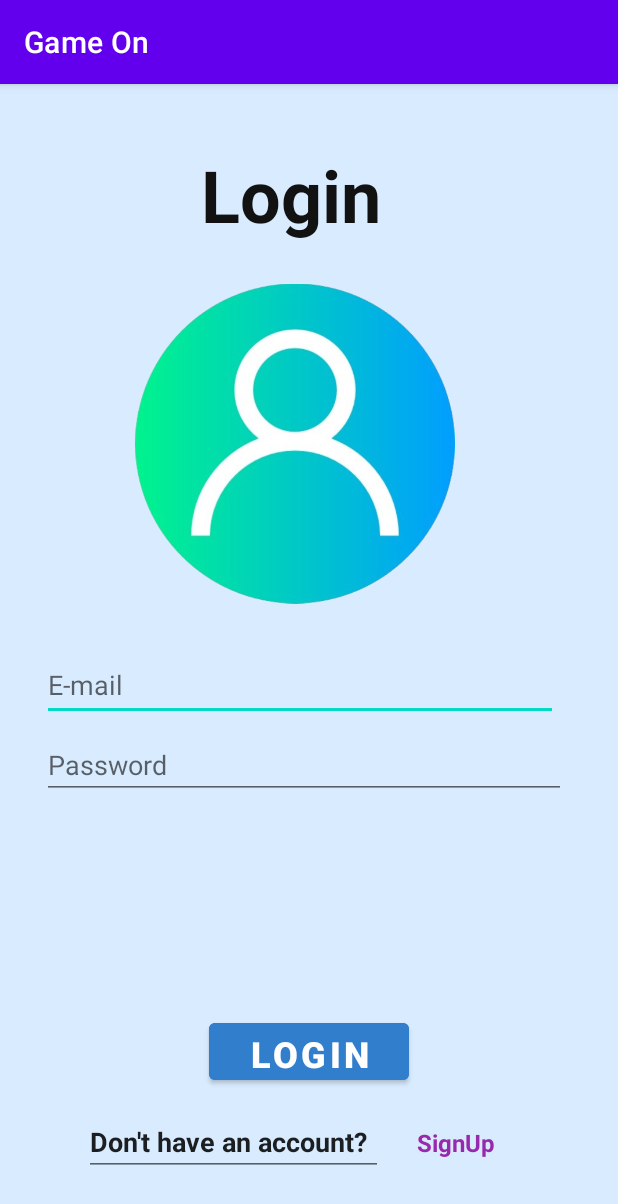
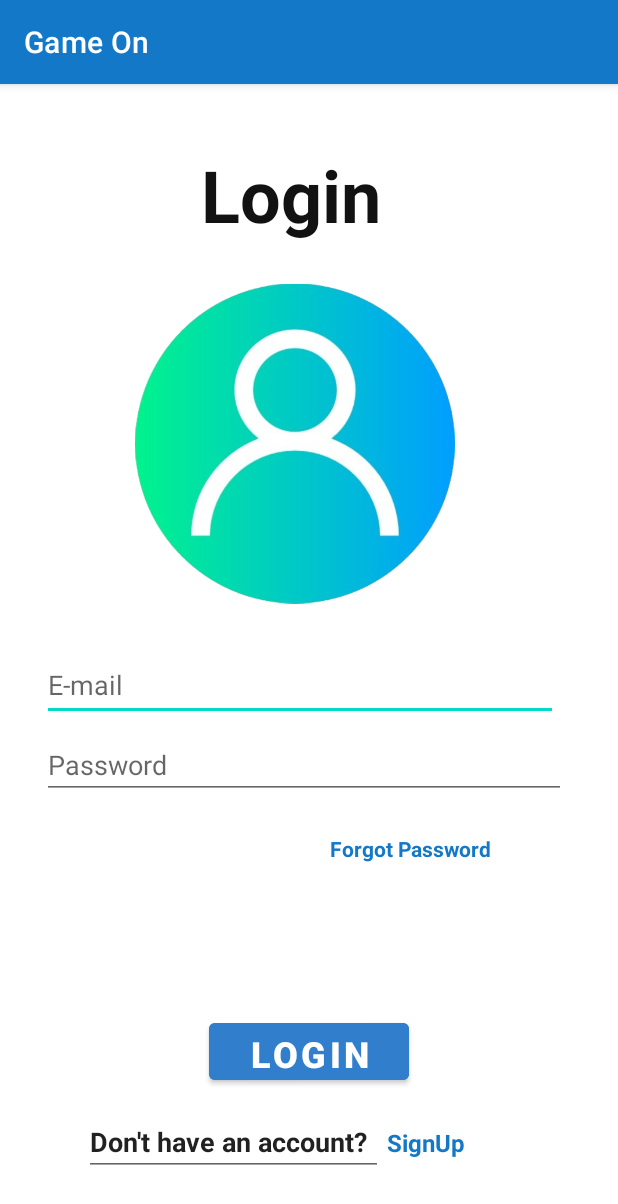
Before and after one commit to anoopbenny2022/GamesOn, an Android app: the screen it shows after launch (LoginScreen), after a tap on "LET'S GET STARTED", on a phone screen of 412 x 824 dp. Shown: the top 1204 px of the screen. Run offline under Robolectric (Android 15) with nearby library versions, the phone set to English and light mode, and no system bars; our stand-ins replace Firebase (no records; nobody signed in at launch, a user with empty details on screens opened directly); Roboto replaces fonts that are not available here.

Commit message:
changes the background colors and worked on other color issues

```diff
--- a/app/src/main/res/layout/activity_booking_court2.xml
+++ b/app/src/main/res/layout/activity_booking_court2.xml
@@ -4,8 +4,8 @@
     xmlns:tools="http://schemas.android.com/tools"
     android:layout_width="match_parent"
     android:layout_height="match_parent"
-    android:background="#D9ECFF"
-    android:backgroundTint="#D9ECFF"
+    android:background="#FFFFFF"
+    android:backgroundTint="#FFFFFF"
     android:textAlignment="center"
     tools:context=".BookingCourt">
 
--- a/app/src/main/res/layout/activity_booking_screen.xml
+++ b/app/src/main/res/layout/activity_booking_screen.xml
@@ -4,7 +4,7 @@
     xmlns:tools="http://schemas.android.com/tools"
     android:layout_width="match_parent"
     android:layout_height="match_parent"
-    android:background="#D9ECFF"
+    android:background="#FFFFFF"
     android:orientation="vertical"
     android:padding="20dp"
     tools:context=".BookingScreen">
@@ -109,7 +109,7 @@
                 android:id="@+id/court2"
                 android:layout_width="match_parent"
                 android:layout_height="match_parent"
-                android:background="#FF9800"
+                android:background="#2196F3"
                 android:padding="10dp">
 
                 <TextView
@@ -197,7 +197,7 @@
                 android:id="@+id/court4"
                 android:layout_width="match_parent"
                 android:layout_height="match_parent"
-                android:background="#FF9800"
+                android:background="#2196F3"
                 android:padding="10dp">
 
                 <TextView
--- a/app/src/main/res/layout/activity_home_screen.xml
+++ b/app/src/main/res/layout/activity_home_screen.xml
@@ -4,8 +4,8 @@
     xmlns:tools="http://schemas.android.com/tools"
     android:layout_width="match_parent"
     android:layout_height="match_parent"
-    android:background="#D9ECFF"
-    android:backgroundTint="#D9ECFF"
+    android:background="#FFFFFF"
+    android:backgroundTint="#FFFFFF"
     tools:context=".HomeScreen">
 
     <ImageView
--- a/app/src/main/res/layout/activity_login_screen.xml
+++ b/app/src/main/res/layout/activity_login_screen.xml
@@ -4,8 +4,8 @@
     xmlns:tools="http://schemas.android.com/tools"
     android:layout_width="match_parent"
     android:layout_height="match_parent"
-    android:background="#D9ECFF"
-    android:backgroundTint="#D9ECFF"
+    android:background="#FFFFFF"
+    android:backgroundTint="#FFFFFF"
     tools:context=".LoginScreen">
 
     <TextView
@@ -75,10 +75,10 @@
         android:id="@+id/textView2"
         android:layout_width="86dp"
         android:layout_height="49dp"
-        android:layout_marginEnd="48dp"
+        android:layout_marginEnd="68dp"
         android:layout_marginBottom="24dp"
         android:text="SignUp"
-        android:textColor="#9929AC"
+        android:textColor="@color/purple_500"
         android:textSize="16sp"
         android:textStyle="bold"
         app:layout_constraintBottom_toBottomOf="parent"
@@ -99,4 +99,16 @@
         app:layout_constraintTop_toBottomOf="@+id/editTextTextPassword"
         app:layout_constraintVertical_bias="1.0" />
 
+    <TextView
+        android:id="@+id/textView9"
+        android:layout_width="wrap_content"
+        android:layout_height="wrap_content"
+        android:layout_marginTop="500dp"
+        android:layout_marginEnd="84dp"
+        android:text="Forgot Password"
+        android:textColor="#1378C8"
+        android:textStyle="bold"
+        app:layout_constraintEnd_toEndOf="parent"
+        app:layout_constraintTop_toTopOf="parent" />
+
 </androidx.constraintlayout.widget.ConstraintLayout>
--- a/app/src/main/res/layout/activity_main.xml
+++ b/app/src/main/res/layout/activity_main.xml
@@ -4,7 +4,7 @@
     xmlns:tools="http://schemas.android.com/tools"
     android:layout_width="match_parent"
     android:layout_height="match_parent"
-    android:background="#D9ECFF"
+    android:background="#FFFFFF"
     tools:context=".MainActivity">
 
     <ImageView
--- a/app/src/main/res/layout/activity_sign_up_page.xml
+++ b/app/src/main/res/layout/activity_sign_up_page.xml
@@ -2,10 +2,10 @@
 <androidx.constraintlayout.widget.ConstraintLayout xmlns:android="http://schemas.android.com/apk/res/android"
     xmlns:app="http://schemas.android.com/apk/res-auto"
     xmlns:tools="http://schemas.android.com/tools"
-    android:background="#D9ECFF"
-    android:backgroundTint="#D9ECFF"
     android:layout_width="match_parent"
     android:layout_height="match_parent"
+    android:background="#FFFFFF"
+    android:backgroundTint="#FFFFFF"
     tools:context=".SignUpPage">
 
     <TextView
--- a/app/src/main/res/layout/activity_user_profile.xml
+++ b/app/src/main/res/layout/activity_user_profile.xml
@@ -2,10 +2,10 @@
 <androidx.constraintlayout.widget.ConstraintLayout xmlns:android="http://schemas.android.com/apk/res/android"
     xmlns:app="http://schemas.android.com/apk/res-auto"
     xmlns:tools="http://schemas.android.com/tools"
-    android:background="#D9ECFF"
-    android:backgroundTint="#D9ECFF"
     android:layout_width="match_parent"
     android:layout_height="match_parent"
+    android:background="#FFFFFF"
+    android:backgroundTint="#FFFFFF"
     tools:context=".UserProfile">
 
     <TextView
@@ -217,9 +217,9 @@
                 android:layout_width="50dp"
                 android:layout_height="50dp"
                 android:background="@drawable/edit"
-                tools:layout_editor_absoluteX="340dp"
                 android:backgroundTint="#317ECC"
                 android:drawableTint="#317ECC"
+                tools:layout_editor_absoluteX="340dp"
                 tools:layout_editor_absoluteY="286dp" />
 
 
--- a/app/src/main/res/values/colors.xml
+++ b/app/src/main/res/values/colors.xml
@@ -1,7 +1,7 @@
 <?xml version="1.0" encoding="utf-8"?>
 <resources>
     <color name="purple_200">#FFBB86FC</color>
-    <color name="purple_500">#FF6200EE</color>
+    <color name="purple_500">#1378C8</color>
     <color name="purple_700">#FF3700B3</color>
     <color name="teal_200">#FF03DAC5</color>
     <color name="teal_700">#FF018786</color>
```
Also changed, not shown: app/src/main/res/layout/activity_court_details.xml (+6 -5 lines).
